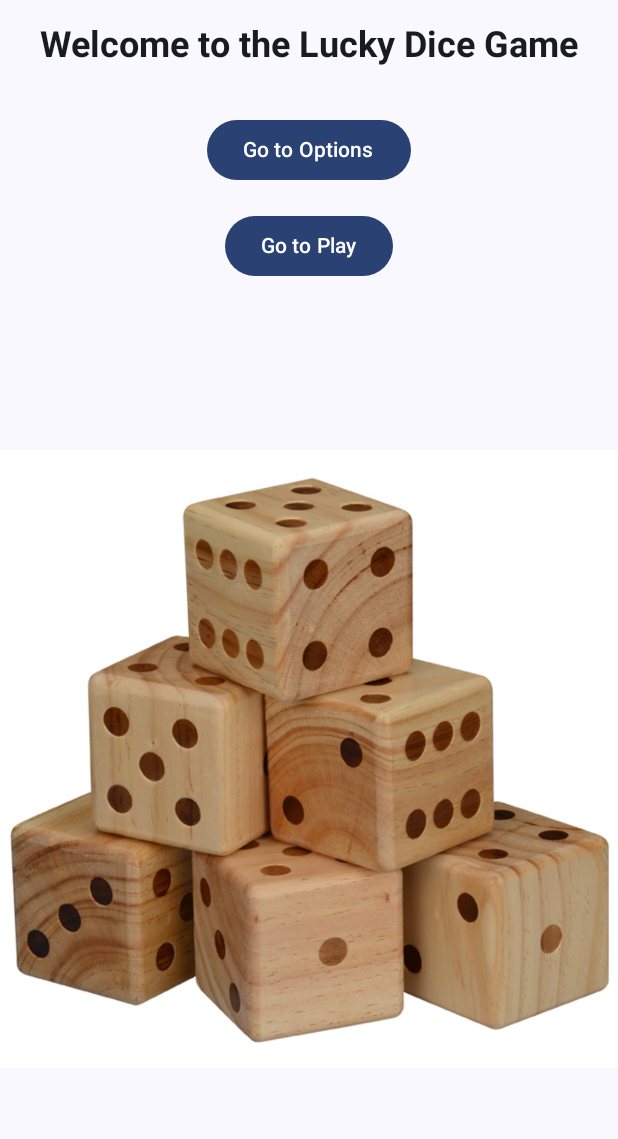
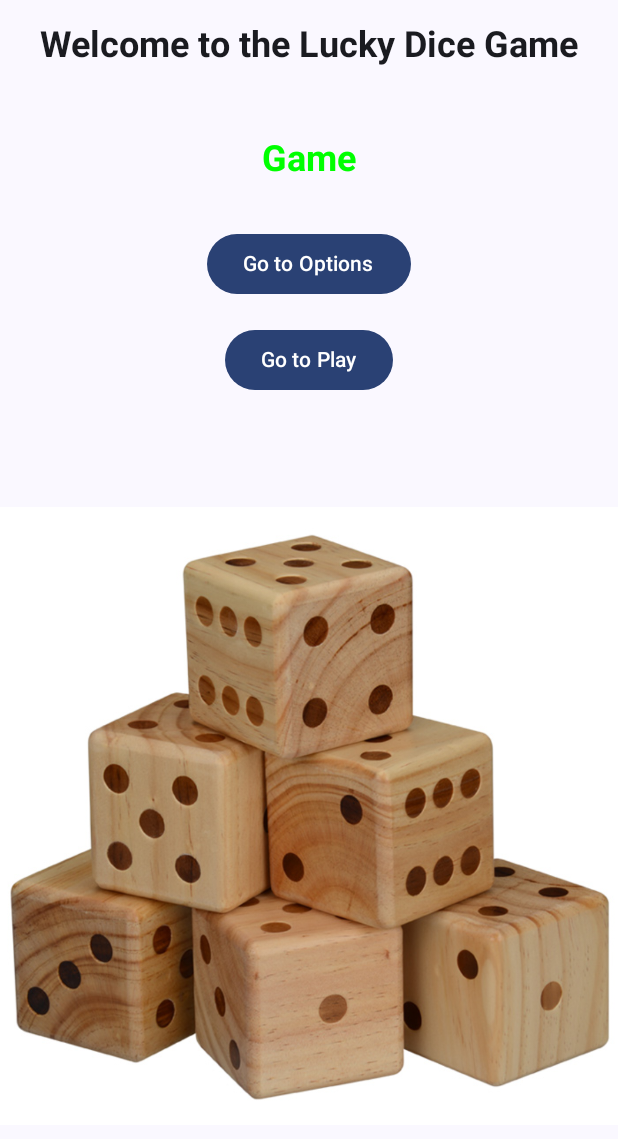
Before and after one commit to csstudent26/AndroidProject_3053007, an Android app built with Jetpack Compose: the screen it shows after launch (MainActivity), on a phone screen of 412 x 824 dp. Shown: the top 1139 px of the screen. Run offline under Robolectric (Android 15) with nearby library versions, the phone set to English and light mode, and no system bars.

Commit message:
Commit 23 : Adding A Composable ' AnimatedText' to 'Home'

```diff
--- a/app/src/main/java/com/example/oct24provisional/MainActivity.kt
+++ b/app/src/main/java/com/example/oct24provisional/MainActivity.kt
@@ -28,7 +28,7 @@ import androidx.compose.material3.Surface
 import androidx.compose.material3.Text
 
 import androidx.compose.ui.Alignment
-import androidx.compose.ui.Modifier
+
 import androidx.compose.ui.graphics.painter.Painter
 import androidx.compose.ui.platform.LocalContext
 import androidx.compose.ui.res.painterResource
@@ -47,7 +47,15 @@ import com.example.oct24provisional.ui.theme.OCT24ProvisionalTheme
 
 import androidx.compose.foundation.lazy.LazyColumn
 import androidx.compose.foundation.lazy.items
-
+import androidx.compose.animation.core.*
+import androidx.compose.foundation.layout.*
+import androidx.compose.foundation.text.BasicText
+import androidx.compose.material3.*
+import androidx.compose.ui.Modifier
+import androidx.compose.ui.graphics.Color
+import androidx.compose.ui.unit.dp
+import kotlinx.coroutines.delay
+import androidx.compose.runtime.*
 
 class MainActivity : ComponentActivity() {
     override fun onCreate(savedInstanceState: Bundle?) {
@@ -74,7 +82,8 @@ class MainActivity : ComponentActivity() {
                             ),
                             modifier = Modifier.padding(16.dp)
                         )
-
+                        Spacer(modifier = Modifier.height(16.dp))
+                        AnimatedText()
                         // Add Spacer if needed
                         Spacer(modifier = Modifier.height(16.dp))
 
@@ -174,3 +183,34 @@ fun FindSensors() {
         }
     }
 }
+
+
+
+
+
+@Composable
+fun AnimatedText() {
+    var visibleText by remember { mutableStateOf("Please") }
+
+    LaunchedEffect(Unit) {
+        val words = listOf( "Lucky", "Dice", "Game")
+        var index = 1
+
+        while (true) {
+            delay(1000) // Change text every 1000 milliseconds
+            visibleText = words[index]
+            index = (index + 1) % words.size
+        }
+    }
+
+    Text(
+        modifier = Modifier
+            .padding(16.dp),
+        text = visibleText,
+        style = TextStyle(
+            fontWeight = FontWeight.Bold,
+            fontSize = 24.sp,
+            color = Color.Green
+        )
+    )
+}
```
